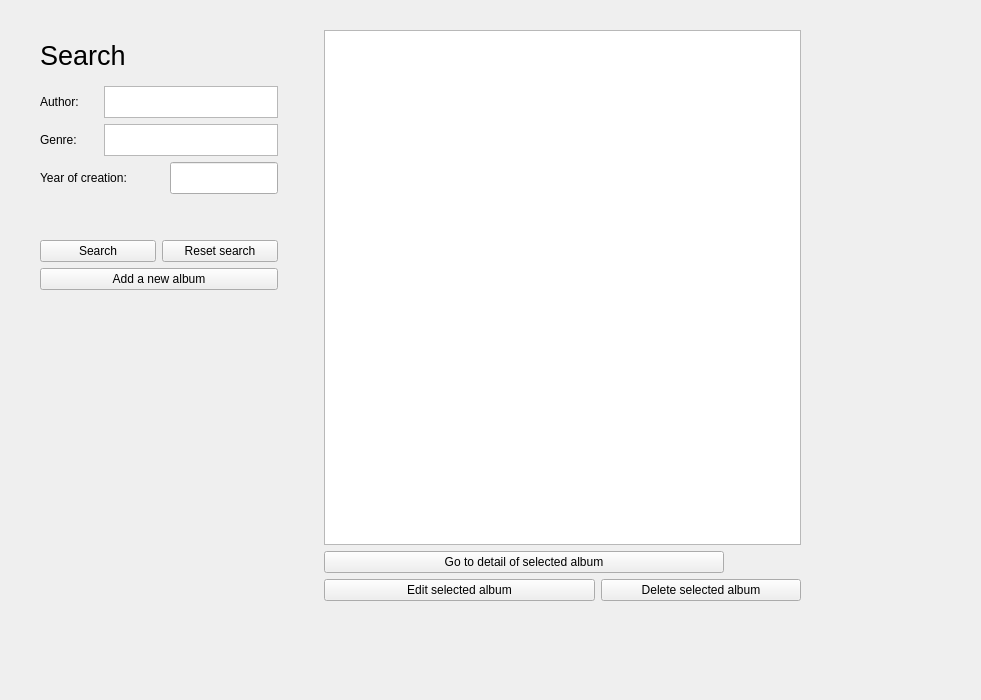
This is mainwindow.ui in tomesfilip/school-cd-album as Qt 5 draws it before an edit. The edited form follows.
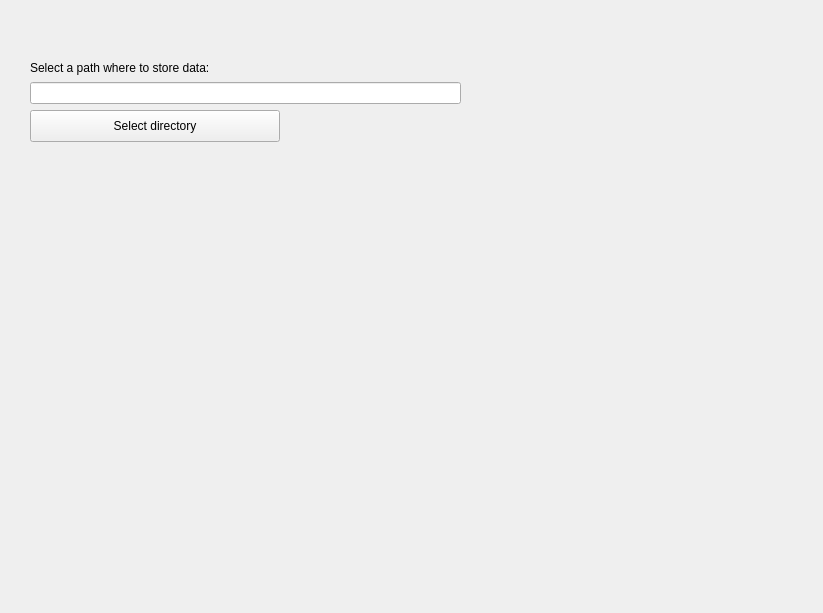
This is the edited form.

Commit message: user can select where to store data

The edit to the form file:
```diff
--- a/mainwindow.ui
+++ b/mainwindow.ui
@@ -6,8 +6,8 @@
    <rect>
     <x>0</x>
     <y>0</y>
-    <width>981</width>
-    <height>700</height>
+    <width>823</width>
+    <height>613</height>
    </rect>
   </property>
   <property name="minimumSize">
@@ -44,6 +44,49 @@
     <property name="currentIndex">
      <number>0</number>
     </property>
+    <widget class="QWidget" name="setupPage">
+     <widget class="QWidget" name="verticalLayoutWidget">
+      <property name="geometry">
+       <rect>
+        <x>0</x>
+        <y>50</y>
+        <width>431</width>
+        <height>82</height>
+       </rect>
+      </property>
+      <layout class="QVBoxLayout" name="verticalLayout_3">
+       <item>
+        <widget class="QLabel" name="label_15">
+         <property name="text">
+          <string>Select a path where to store data:</string>
+         </property>
+        </widget>
+       </item>
+       <item>
+        <widget class="QLineEdit" name="selectedPath"/>
+       </item>
+       <item>
+        <widget class="QPushButton" name="selectPathButton">
+         <property name="minimumSize">
+          <size>
+           <width>250</width>
+           <height>32</height>
+          </size>
+         </property>
+         <property name="maximumSize">
+          <size>
+           <width>250</width>
+           <height>32</height>
+          </size>
+         </property>
+         <property name="text">
+          <string>Select directory</string>
+         </property>
+        </widget>
+       </item>
+      </layout>
+     </widget>
+    </widget>
     <widget class="QWidget" name="viewAlbumsPage">
      <property name="maximumSize">
       <size>
```
The commit also changes 3 other files.
